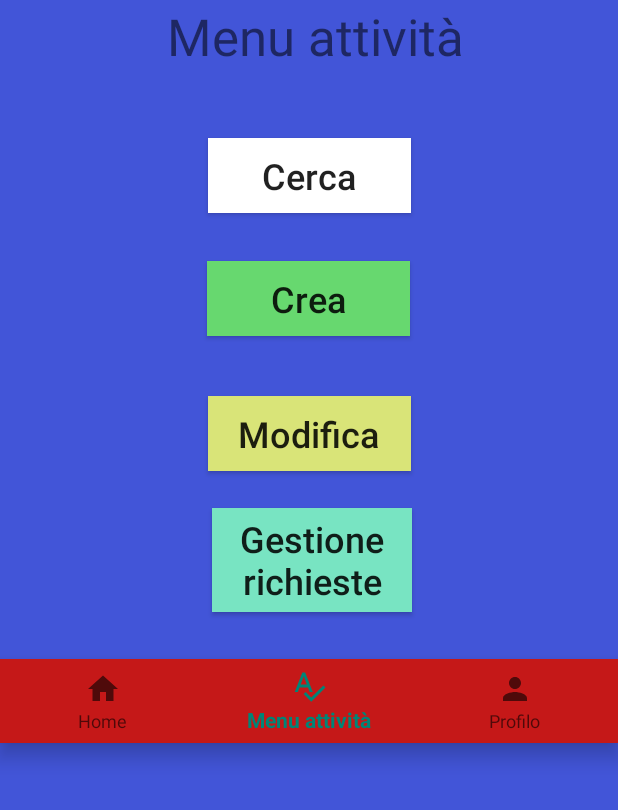
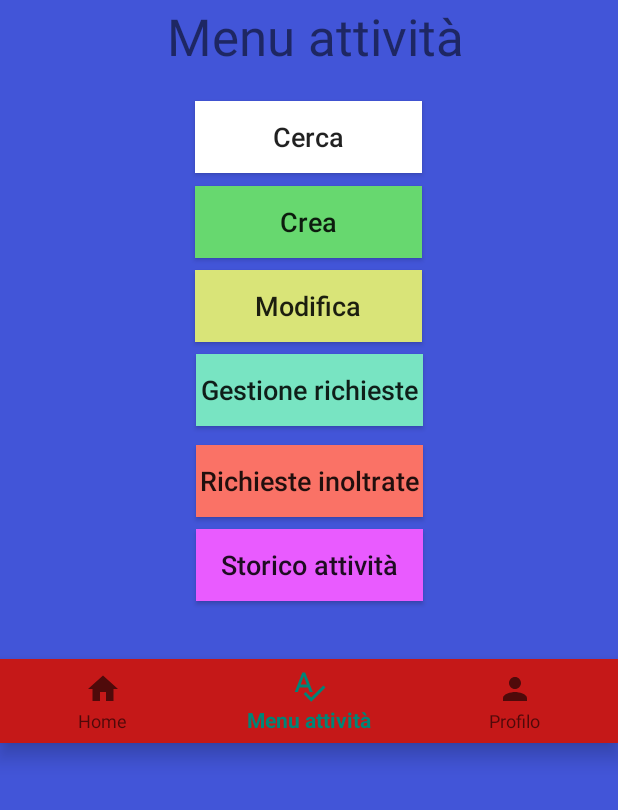
Before and after one commit to Mario-Volpe/Cicerone, an Android app: the HomeActivity screen opened directly, with no data from a screen before it, item 2 of the bottom bar chosen, on a phone screen of 412 x 824 dp, the part 371-1181 px from its top. Run offline under Robolectric (Android 15) with nearby library versions, the phone set to English and light mode, and no system bars; 4 statements that could not run were skipped.

Commit message:
modifica adesso si chiama elencoattività

```diff
--- a/app/src/main/AndroidManifest.xml
+++ b/app/src/main/AndroidManifest.xml
@@ -12,7 +12,7 @@
         <activity android:name=".GestioneRichiesta"></activity>
         <activity android:name=".DettaglioRichieste" />
         <activity android:name=".DettagliAttivita" />
-        <activity android:name=".Modifica" />
+        <activity android:name=".ElencoAttivita" />
         <activity android:name=".Creazione" />
         <activity android:name=".FormRicerca" />
         <activity android:name=".Cerca" />
--- a/app/src/main/java/com/example/cicerone/DettagliAttivita.java
+++ b/app/src/main/java/com/example/cicerone/DettagliAttivita.java
@@ -49,7 +49,7 @@ public class DettagliAttivita extends AppCompatActivity {
         city.setText(a.getCitta());
         date.setText(a.getData());
         tongue.setText(a.getLingua());
-        description.setText(a.getDescrizioneItinerario());
+        description.setText(a.getDescrizione());
 
         rimuovi.setOnClickListener(new View.OnClickListener() {
             @Override
--- a/app/src/main/java/com/example/cicerone/HomeActivity.java
+++ b/app/src/main/java/com/example/cicerone/HomeActivity.java
@@ -12,7 +12,7 @@ import android.widget.TextView;
 
 public class HomeActivity extends AppCompatActivity {
     private TextView mTextMessage,info;
-    private Button logoutButton,cerca,crea,modifica,richieste;
+    private Button logoutButton,cerca,crea,modifica,richieste,storico,inoltrate;
     String nome,cognome,datanascita,email;
 
     private BottomNavigationView.OnNavigationItemSelectedListener mOnNavigationItemSelectedListener
@@ -29,6 +29,8 @@ public class HomeActivity extends AppCompatActivity {
                     crea.setVisibility(View.INVISIBLE);
                     richieste.setVisibility(View.INVISIBLE);
                     modifica.setVisibility(View.INVISIBLE);
+                    inoltrate.setVisibility(View.INVISIBLE);
+                    storico.setVisibility(View.INVISIBLE);
                     mTextMessage.setText("Ciao "+nome+"!");
                     return true;
                 case R.id.navigation_dashboard:
@@ -38,6 +40,8 @@ public class HomeActivity extends AppCompatActivity {
                     crea.setVisibility(View.VISIBLE);
                     modifica.setVisibility(View.VISIBLE);
                     richieste.setVisibility(View.VISIBLE);
+                    inoltrate.setVisibility(View.VISIBLE);
+                    storico.setVisibility(View.VISIBLE);
                     mTextMessage.setText("Menu attività");
                     return true;
                 case R.id.navigation_profilo:
@@ -48,6 +52,8 @@ public class HomeActivity extends AppCompatActivity {
                     crea.setVisibility(View.INVISIBLE);
                     modifica.setVisibility(View.INVISIBLE);
                     richieste.setVisibility(View.INVISIBLE);
+                    inoltrate.setVisibility(View.INVISIBLE);
+                    storico.setVisibility(View.INVISIBLE);
                     mTextMessage.setText("Riepilogo dati:");
                     info.setText(nome+"\n"+cognome+"\n"+datanascita+"\n"+email);
                     return true;
@@ -76,10 +82,15 @@ public class HomeActivity extends AppCompatActivity {
         modifica = findViewById(R.id.modifica);
         crea = findViewById(R.id.crea);
         richieste = findViewById(R.id.richieste);
+        storico = findViewById(R.id.storicoattivita);
+        inoltrate = findViewById(R.id.richiesteInoltrate);
+
         cerca.setVisibility(View.INVISIBLE);
         crea.setVisibility(View.INVISIBLE);
         modifica.setVisibility(View.INVISIBLE);
         richieste.setVisibility(View.INVISIBLE);
+        inoltrate.setVisibility(View.INVISIBLE);
+        storico.setVisibility(View.INVISIBLE);
 
         navView.setOnNavigationItemSelectedListener(mOnNavigationItemSelectedListener);
 
@@ -117,7 +128,7 @@ public class HomeActivity extends AppCompatActivity {
         modifica.setOnClickListener(new View.OnClickListener() {
             @Override
             public void onClick(View v) {
-                Intent inte = new Intent(HomeActivity.this,Modifica.class);
+                Intent inte = new Intent(HomeActivity.this, ElencoAttivita.class);
                 inte.putExtra("id",email);
                 inte.putExtra("chiamante","modifica");
                 startActivity(inte);
@@ -127,9 +138,19 @@ public class HomeActivity extends AppCompatActivity {
         richieste.setOnClickListener(new View.OnClickListener() {
             @Override
             public void onClick(View v) {
-                Intent inte = new Intent(HomeActivity.this,Modifica.class);
+                Intent inte = new Intent(HomeActivity.this, ElencoAttivita.class);
                 inte.putExtra("id",email);
                 inte.putExtra("chiamante","richieste");
+                startActivity(inte);
+            }
+        });
+
+        inoltrate.setOnClickListener(new View.OnClickListener() {
+            @Override
+            public void onClick(View v) {
+                Intent inte = new Intent(HomeActivity.this, ElencoAttivita.class);
+                inte.putExtra("id",email);
+                inte.putExtra("chiamante","inoltrate");
                 startActivity(inte);
             }
         });
--- a/app/src/main/java/com/example/cicerone/data/model/DBhelper.java
+++ b/app/src/main/java/com/example/cicerone/data/model/DBhelper.java
@@ -108,7 +108,7 @@ public class DBhelper extends SQLiteOpenHelper {
         values.put( A_COL_DATA, a.getData() );
         values.put( A_COL_CITTA, a.getCitta() );
         values.put( A_COL_LINGUA, a.getLingua() );
-        values.put( A_COL_ITINERARIO, a.getDescrizioneItinerario() );
+        values.put( A_COL_ITINERARIO, a.getDescrizione() );
         values.put( A_COL_PARTECIPANTI, a.getMaxPartecipanti() );
         values.put( A_COL_CICERONE, a.getCicerone() );
 
--- a/app/src/main/res/layout/activity_cerca.xml
+++ b/app/src/main/res/layout/activity_cerca.xml
@@ -22,7 +22,7 @@
     <TextView
         android:id="@+id/cittatxt"
         android:layout_width="0dp"
-        android:layout_height="0dp"
+        android:layout_height="39dp"
         android:layout_marginEnd="2dp"
         android:layout_marginRight="2dp"
         android:gravity="center"
--- a/app/src/main/res/layout/activity_modifica.xml
+++ b/app/src/main/res/layout/activity_elenco_attivita.xml
@@ -4,7 +4,7 @@
     xmlns:tools="http://schemas.android.com/tools"
     android:layout_width="match_parent"
     android:layout_height="match_parent"
-    tools:context=".Modifica">
+    tools:context=".ElencoAttivita">
 
     <ListView
         android:id="@+id/listaAttivita"
--- a/app/src/main/res/layout/activity_gestione_richiesta.xml
+++ b/app/src/main/res/layout/activity_gestione_richiesta.xml
@@ -9,8 +9,8 @@
 
     <EditText
         android:id="@+id/commenti"
-        android:layout_width="254dp"
-        android:layout_height="0dp"
+        android:layout_width="263dp"
+        android:layout_height="206dp"
         android:layout_marginBottom="49dp"
         android:ems="10"
         android:gravity="center"
--- a/app/src/main/res/layout/activity_home.xml
+++ b/app/src/main/res/layout/activity_home.xml
@@ -9,9 +9,26 @@
     tools:context=".HomeActivity">
 
     <Button
+        android:id="@+id/storicoattivita"
+        android:layout_width="151dp"
+        android:layout_height="48dp"
+        android:layout_marginStart="8dp"
+        android:layout_marginLeft="8dp"
+        android:layout_marginTop="8dp"
+        android:layout_marginEnd="8dp"
+        android:layout_marginRight="8dp"
+        android:background="#E95BFF"
+        android:text="Storico attività"
+        android:textAllCaps="false"
+        android:textSize="18sp"
+        app:layout_constraintEnd_toEndOf="parent"
+        app:layout_constraintStart_toStartOf="parent"
+        app:layout_constraintTop_toBottomOf="@+id/richiesteInoltrate" />
+
+    <Button
         android:id="@+id/cerca"
-        android:layout_width="135dp"
-        android:layout_height="50dp"
+        android:layout_width="151dp"
+        android:layout_height="48dp"
         android:layout_marginStart="8dp"
         android:layout_marginLeft="8dp"
         android:layout_marginTop="8dp"
@@ -22,16 +39,18 @@
         android:clickable="true"
         android:text="Cerca"
         android:textAllCaps="false"
-        android:textSize="24sp"
+        android:textSize="18sp"
         app:layout_constraintBottom_toTopOf="@+id/crea"
         app:layout_constraintEnd_toEndOf="parent"
+        app:layout_constraintHorizontal_bias="0.498"
         app:layout_constraintStart_toStartOf="parent"
-        app:layout_constraintTop_toBottomOf="@+id/message" />
+        app:layout_constraintTop_toBottomOf="@+id/message"
+        app:layout_constraintVertical_bias="0.0" />
 
     <Button
         android:id="@+id/crea"
-        android:layout_width="135dp"
-        android:layout_height="50dp"
+        android:layout_width="151dp"
+        android:layout_height="48dp"
         android:layout_marginStart="8dp"
         android:layout_marginLeft="8dp"
         android:layout_marginEnd="8dp"
@@ -40,13 +59,13 @@
         android:clickable="true"
         android:text="Crea"
         android:textAllCaps="false"
-        android:textSize="24sp"
+        android:textSize="18sp"
         app:layout_constraintBottom_toBottomOf="@+id/info"
         app:layout_constraintEnd_toEndOf="parent"
         app:layout_constraintHorizontal_bias="0.498"
         app:layout_constraintStart_toStartOf="parent"
         app:layout_constraintTop_toTopOf="@+id/info"
-        app:layout_constraintVertical_bias="0.907" />
+        app:layout_constraintVertical_bias="0.435" />
 
     <TextView
         android:id="@+id/message"
@@ -92,8 +111,8 @@
         android:id="@+id/info"
         android:layout_width="wrap_content"
         android:layout_height="wrap_content"
-        android:layout_marginStart="28dp"
-        android:layout_marginLeft="28dp"
+        android:layout_marginStart="48dp"
+        android:layout_marginLeft="48dp"
         android:layout_marginBottom="33dp"
         android:text="Nome\nCognome\nData di nascita\nemail"
         android:textSize="32sp"
@@ -114,39 +133,56 @@
 
     <Button
         android:id="@+id/modifica"
-        android:layout_width="135dp"
-        android:layout_height="50dp"
+        android:layout_width="151dp"
+        android:layout_height="48dp"
         android:layout_marginStart="8dp"
         android:layout_marginLeft="8dp"
-        android:layout_marginTop="40dp"
+        android:layout_marginTop="8dp"
         android:layout_marginEnd="8dp"
         android:layout_marginRight="8dp"
         android:background="#D9E478"
         android:clickable="true"
         android:text="Modifica"
         android:textAllCaps="false"
-        android:textSize="24sp"
+        android:textSize="18sp"
         app:layout_constraintEnd_toEndOf="parent"
+        app:layout_constraintHorizontal_bias="0.498"
         app:layout_constraintStart_toStartOf="parent"
         app:layout_constraintTop_toBottomOf="@+id/crea" />
 
     <Button
         android:id="@+id/richieste"
-        android:layout_width="133dp"
-        android:layout_height="69dp"
-        android:layout_marginStart="141dp"
-        android:layout_marginLeft="141dp"
-        android:layout_marginEnd="138dp"
-        android:layout_marginRight="138dp"
-        android:layout_marginBottom="31dp"
+        android:layout_width="151dp"
+        android:layout_height="48dp"
+        android:layout_marginStart="8dp"
+        android:layout_marginLeft="8dp"
+        android:layout_marginTop="8dp"
+        android:layout_marginEnd="8dp"
+        android:layout_marginRight="8dp"
         android:background="#78E4C2"
         android:clickable="true"
         android:text="Gestione richieste"
         android:textAllCaps="false"
-        android:textSize="24sp"
-        app:layout_constraintBottom_toTopOf="@+id/nav_view"
+        android:textSize="18sp"
         app:layout_constraintEnd_toEndOf="parent"
         app:layout_constraintStart_toStartOf="parent"
-        app:layout_constraintTop_toBottomOf="@+id/logout" />
+        app:layout_constraintTop_toBottomOf="@+id/modifica" />
+
+    <Button
+        android:id="@+id/richiesteInoltrate"
+        android:layout_width="151dp"
+        android:layout_height="48dp"
+        android:layout_marginStart="8dp"
+        android:layout_marginLeft="8dp"
+        android:layout_marginTop="28dp"
+        android:layout_marginEnd="8dp"
+        android:layout_marginRight="8dp"
+        android:background="#FA7266"
+        android:text="Richieste inoltrate"
+        android:textAllCaps="false"
+        android:textSize="18sp"
+        app:layout_constraintEnd_toEndOf="parent"
+        app:layout_constraintStart_toStartOf="parent"
+        app:layout_constraintTop_toTopOf="@+id/logout" />
 
 </android.support.constraint.ConstraintLayout>
```
Also changed, not shown: app/src/main/java/com/example/cicerone/Attivita.java (+13 -13 lines), app/src/main/java/com/example/cicerone/ElencoAttivita.java (renamed from app/src/main/java/com/example/cicerone/Modifica.java, +8 -8 lines), app/src/main/res/layout/activity_creazione.xml (+4 -4 lines), app/src/main/res/layout/activity_dettagli_attivita.xml (+6 -6 lines), app/src/main/res/layout/activity_form_ricerca.xml (+5 -5 lines).
